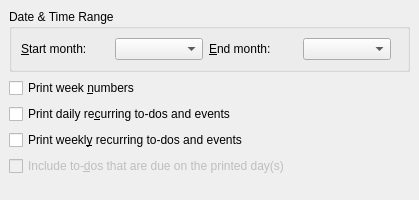
KDE/korganizer, file printing/calprintmonthconfig_base.ui: the form before one commit.
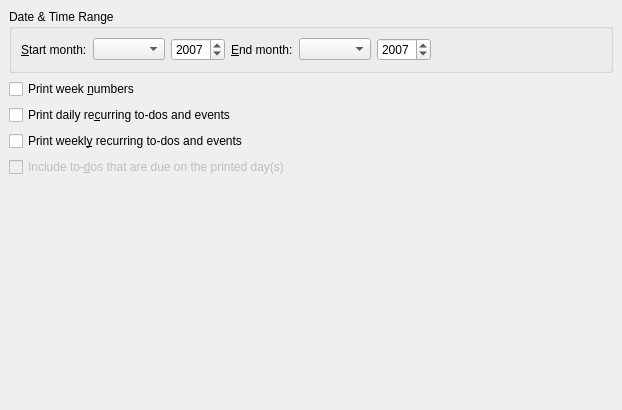
The form after the commit. Custom widgets are drawn as their Qt base class.

Commit message:
Forward port of SVN commit 618661 by kainhofe:
Instead of using a date selector to select a month (where the day is completely ignored and thus only confusing), now use a month name combo and a year number spin box for both the start and end month of the printout.

This fixes bug 35700.

```diff
--- a/printing/calprintmonthconfig_base.ui
+++ b/printing/calprintmonthconfig_base.ui
@@ -8,8 +8,8 @@
    <rect>
     <x>0</x>
     <y>0</y>
-    <width>419</width>
-    <height>200</height>
+    <width>622</width>
+    <height>410</height>
    </rect>
   </property>
   <layout class="QVBoxLayout" >
@@ -24,46 +24,14 @@
      <property name="title" >
       <string>Date &amp;&amp; Time Range</string>
      </property>
-     <layout class="QGridLayout" >
+     <layout class="QHBoxLayout" >
       <property name="margin" >
        <number>9</number>
       </property>
       <property name="spacing" >
        <number>6</number>
       </property>
-      <item row="0" column="1" >
-       <widget class="KDateEdit" name="mFromDate" >
-        <property name="minimumSize" >
-         <size>
-          <width>50</width>
-          <height>0</height>
-         </size>
-        </property>
-        <property name="focusPolicy" >
-         <enum>Qt::StrongFocus</enum>
-        </property>
-        <property name="whatsThis" >
-         <string>When you want to print more months at once, you can define a month range. This option defines the first month to be printed.</string>
-        </property>
-       </widget>
-      </item>
-      <item row="0" column="3" >
-       <widget class="KDateEdit" name="mToDate" >
-        <property name="minimumSize" >
-         <size>
-          <width>50</width>
-          <height>0</height>
-         </size>
-        </property>
-        <property name="focusPolicy" >
-         <enum>Qt::StrongFocus</enum>
-        </property>
-        <property name="whatsThis" >
-         <string>When you want to print more months at once, you can define a month range. This option defines the last month to be printed. Use the option &lt;i>Start month&lt;/i> to define the first month in this range.</string>
-        </property>
-       </widget>
-      </item>
-      <item row="0" column="0" >
+      <item>
        <widget class="QLabel" name="mFromDateLabel" >
         <property name="whatsThis" >
          <string>When you want to print more months at once, you can define a month range. This option defines the first month to be printed. Use the option &lt;i>End month&lt;/i> to define the last month in this range.</string>
@@ -72,11 +40,31 @@
          <string>&amp;Start month:</string>
         </property>
         <property name="buddy" >
-         <cstring>mFromDate</cstring>
+         <cstring>mToMonth</cstring>
         </property>
        </widget>
       </item>
-      <item row="0" column="2" >
+      <item>
+       <widget class="QComboBox" name="mFromMonth" >
+        <property name="whatsThis" >
+         <string>When you want to print more months at once, you can define a month range. This option defines the first month to be printed. Use the option &lt;i>End month&lt;/i> to define the last month in this range.</string>
+        </property>
+       </widget>
+      </item>
+      <item>
+       <widget class="KIntSpinBox" name="mFromYear" >
+        <property name="whatsThis" >
+         <string>When you want to print more months at once, you can define a month range. This option defines the first month to be printed. Use the option &lt;i>End month&lt;/i> to define the last month in this range.</string>
+        </property>
+        <property name="maximum" >
+         <number>3000</number>
+        </property>
+        <property name="value" >
+         <number>2007</number>
+        </property>
+       </widget>
+      </item>
+      <item>
        <widget class="QLabel" name="mToDateLabel" >
         <property name="whatsThis" >
          <string>When you want to print more months at once, you can define a month range. This option defines the last month to be printed. Use the option &lt;i>Start month&lt;/i> to define the first month in this range.</string>
@@ -85,15 +73,41 @@
          <string>&amp;End month:</string>
         </property>
         <property name="buddy" >
-         <cstring>mToDate</cstring>
+         <cstring>mToMonth</cstring>
         </property>
        </widget>
       </item>
-      <item row="0" column="4" >
+      <item>
+       <widget class="QComboBox" name="mToMonth" >
+        <property name="whatsThis" >
+         <string>When you want to print more months at once, you can define a month range. This option defines the first month to be printed. Use the option &lt;i>End month&lt;/i> to define the last month in this range.</string>
+        </property>
+       </widget>
+      </item>
+      <item>
+       <widget class="KIntSpinBox" name="mToYear" >
+        <property name="whatsThis" >
+         <string>When you want to print more months at once, you can define a month range. This option defines the first month to be printed. Use the option &lt;i>End month&lt;/i> to define the last month in this range.</string>
+        </property>
+        <property name="maximum" >
+         <number>3000</number>
+        </property>
+        <property name="value" >
+         <number>2007</number>
+        </property>
+       </widget>
+      </item>
+      <item>
        <spacer>
         <property name="orientation" >
          <enum>Qt::Horizontal</enum>
         </property>
+        <property name="sizeHint" >
+         <size>
+          <width>1</width>
+          <height>4</height>
+         </size>
+        </property>
        </spacer>
       </item>
      </layout>
@@ -152,7 +166,7 @@
      </property>
      <property name="sizeHint" >
       <size>
-       <width>401</width>
+       <width>604</width>
        <height>16</height>
       </size>
      </property>
@@ -164,11 +178,9 @@
  <pixmapfunction></pixmapfunction>
  <customwidgets>
   <customwidget>
-   <class>KDateEdit</class>
-   <extends>QComboBox</extends>
-   <header>kdateedit.h</header>
-   <container>0</container>
-   <pixmap></pixmap>
+   <class>KIntSpinBox</class>
+   <extends>QSpinBox</extends>
+   <header>knuminput.h</header>
   </customwidget>
  </customwidgets>
  <tabstops>
```
Left out of the diff: 4 changed lines with no effect on the pictures. The commit also changes 1 other file.
